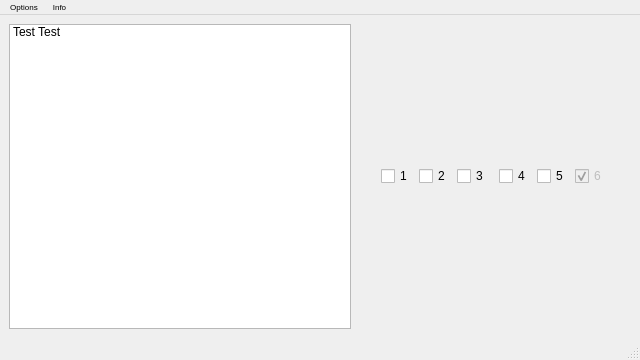
Above: mainwindow.ui from Tmroz21/Plane-Reservation-System before the change. Below: the same form after it.
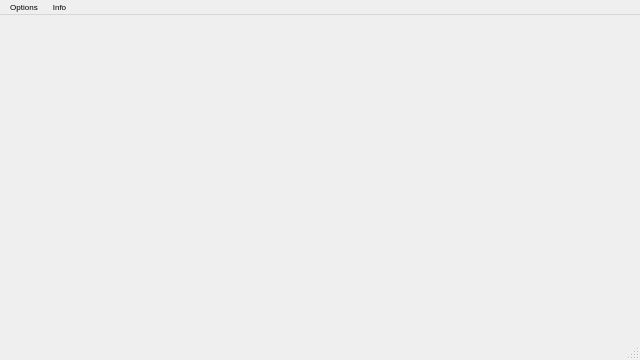
That is the form after the change.

Commit message: seat&plane list generating example added

```diff
--- a/mainwindow.ui
+++ b/mainwindow.ui
@@ -25,119 +25,7 @@
   <property name="windowTitle">
    <string>MainWindow</string>
   </property>
-  <widget class="QWidget" name="centralwidget">
-   <layout class="QHBoxLayout" name="horizontalLayout_2" stretch="5,4">
-    <item>
-     <widget class="QListWidget" name="listWidget">
-      <item>
-       <property name="text">
-        <string>Test Test</string>
-       </property>
-      </item>
-     </widget>
-    </item>
-    <item>
-     <layout class="QGridLayout" name="gridLayout_3">
-      <item row="0" column="2">
-       <widget class="QCheckBox" name="checkBox_2">
-        <property name="text">
-         <string>2</string>
-        </property>
-       </widget>
-      </item>
-      <item row="0" column="7">
-       <widget class="QCheckBox" name="checkBox_6">
-        <property name="enabled">
-         <bool>false</bool>
-        </property>
-        <property name="text">
-         <string>6</string>
-        </property>
-        <property name="checked">
-         <bool>true</bool>
-        </property>
-        <property name="tristate">
-         <bool>false</bool>
-        </property>
-       </widget>
-      </item>
-      <item row="0" column="6">
-       <widget class="QCheckBox" name="checkBox_5">
-        <property name="text">
-         <string>5</string>
-        </property>
-        <property name="checked">
-         <bool>false</bool>
-        </property>
-        <property name="tristate">
-         <bool>false</bool>
-        </property>
-       </widget>
-      </item>
-      <item row="0" column="1">
-       <widget class="QCheckBox" name="checkBox">
-        <property name="text">
-         <string>1</string>
-        </property>
-       </widget>
-      </item>
-      <item row="0" column="0">
-       <spacer name="horizontalSpacer_2">
-        <property name="orientation">
-         <enum>Qt::Horizontal</enum>
-        </property>
-        <property name="sizeHint" stdset="0">
-         <size>
-          <width>40</width>
-          <height>20</height>
-         </size>
-        </property>
-       </spacer>
-      </item>
-      <item row="0" column="3">
-       <widget class="QCheckBox" name="checkBox_3">
-        <property name="text">
-         <string>3</string>
-        </property>
-       </widget>
-      </item>
-      <item row="0" column="4">
-       <spacer name="horizontalSpacer">
-        <property name="orientation">
-         <enum>Qt::Horizontal</enum>
-        </property>
-        <property name="sizeHint" stdset="0">
-         <size>
-          <width>20</width>
-          <height>20</height>
-         </size>
-        </property>
-       </spacer>
-      </item>
-      <item row="0" column="5">
-       <widget class="QCheckBox" name="checkBox_4">
-        <property name="text">
-         <string>4</string>
-        </property>
-       </widget>
-      </item>
-      <item row="0" column="8">
-       <spacer name="horizontalSpacer_3">
-        <property name="orientation">
-         <enum>Qt::Horizontal</enum>
-        </property>
-        <property name="sizeHint" stdset="0">
-         <size>
-          <width>40</width>
-          <height>20</height>
-         </size>
-        </property>
-       </spacer>
-      </item>
-     </layout>
-    </item>
-   </layout>
-  </widget>
+  <widget class="QWidget" name="Centralwidget"/>
   <widget class="QMenuBar" name="menubar">
    <property name="geometry">
     <rect>
```
The commit also changes 5 other files.
